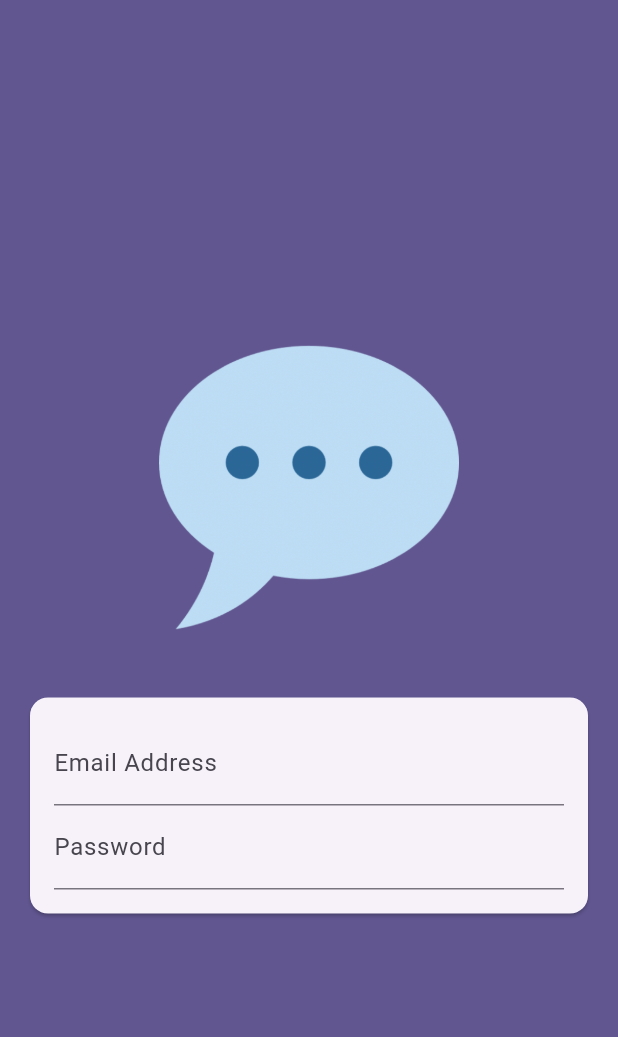
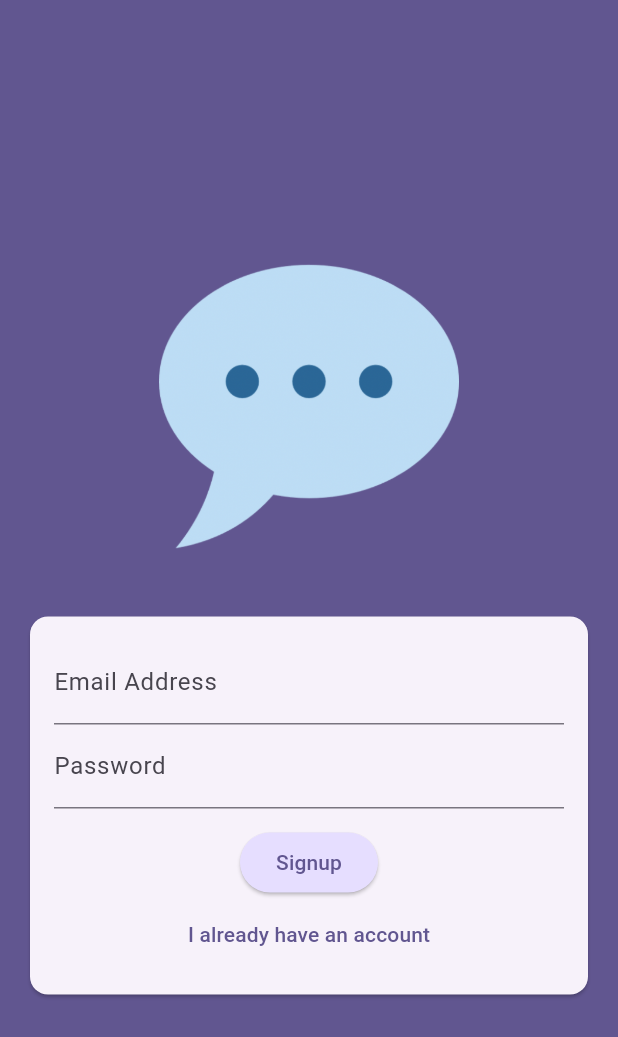
Before and after one commit to CongNQ-Dev/flutter_chat_app, a Flutter app: the screen it shows after launch, on a phone screen of 412 x 824 dp. Shown: the top 1037 px of the screen. Run offline on Flutter 3.47's test engine with Material 3 defaults, Android fonts, the phone set to English and light mode, and no system bars.

Commit message:
Adding Buttons & Modes to the Authentication Screen

```diff
--- a/lib/screens/auth.dart
+++ b/lib/screens/auth.dart
@@ -8,6 +8,7 @@ class AuthScreen extends StatefulWidget {
 }
 
 class _AuthScreenState extends State<AuthScreen> {
+  var _isLogin = false;
   @override
   Widget build(BuildContext context) {
     return Scaffold(
@@ -42,7 +43,25 @@ class _AuthScreenState extends State<AuthScreen> {
                     keyboardType: TextInputType.visiblePassword,
                     textCapitalization: TextCapitalization.none,
                     obscureText: true,
-                  )
+                  ),
+                  const SizedBox(
+                    height: 12,
+                  ),
+                  ElevatedButton(
+                      style: ElevatedButton.styleFrom(
+                          backgroundColor:
+                              Theme.of(context).colorScheme.primaryContainer),
+                      onPressed: () {},
+                      child: _isLogin ? Text('Login') : Text('Signup')),
+                  TextButton(
+                      onPressed: () {
+                        setState(() {
+                          _isLogin = !_isLogin;
+                        });
+                      },
+                      child: _isLogin
+                          ? Text('Create an account')
+                          : Text('I already have an account'))
                 ])),
               ),
             )
```
